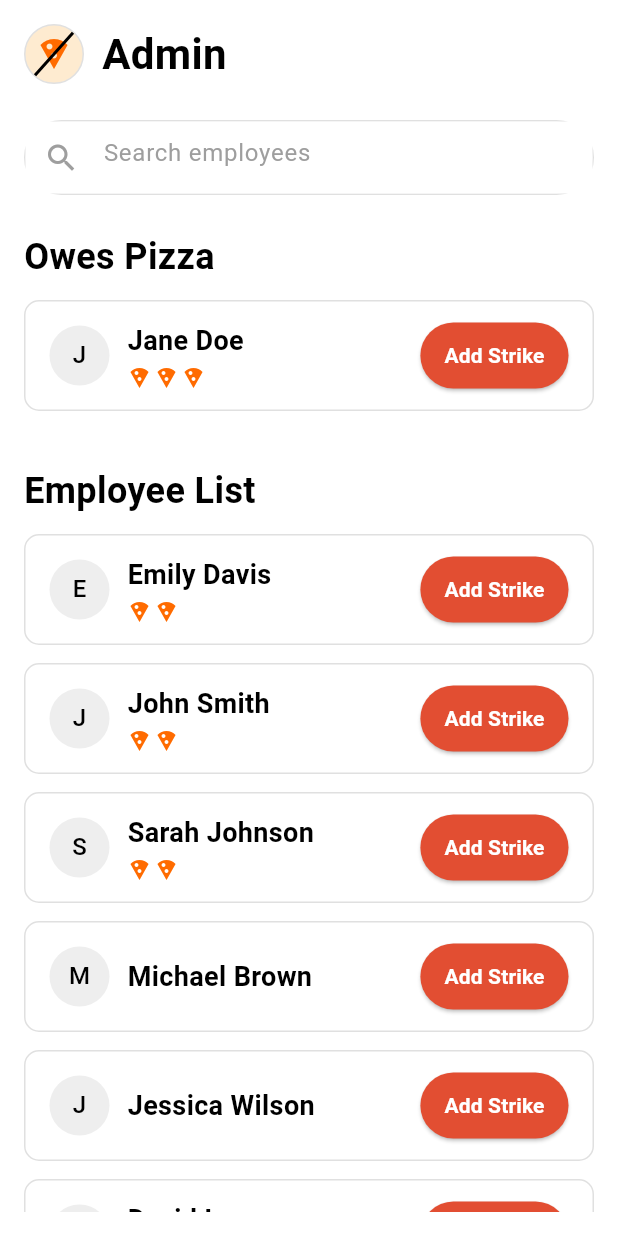
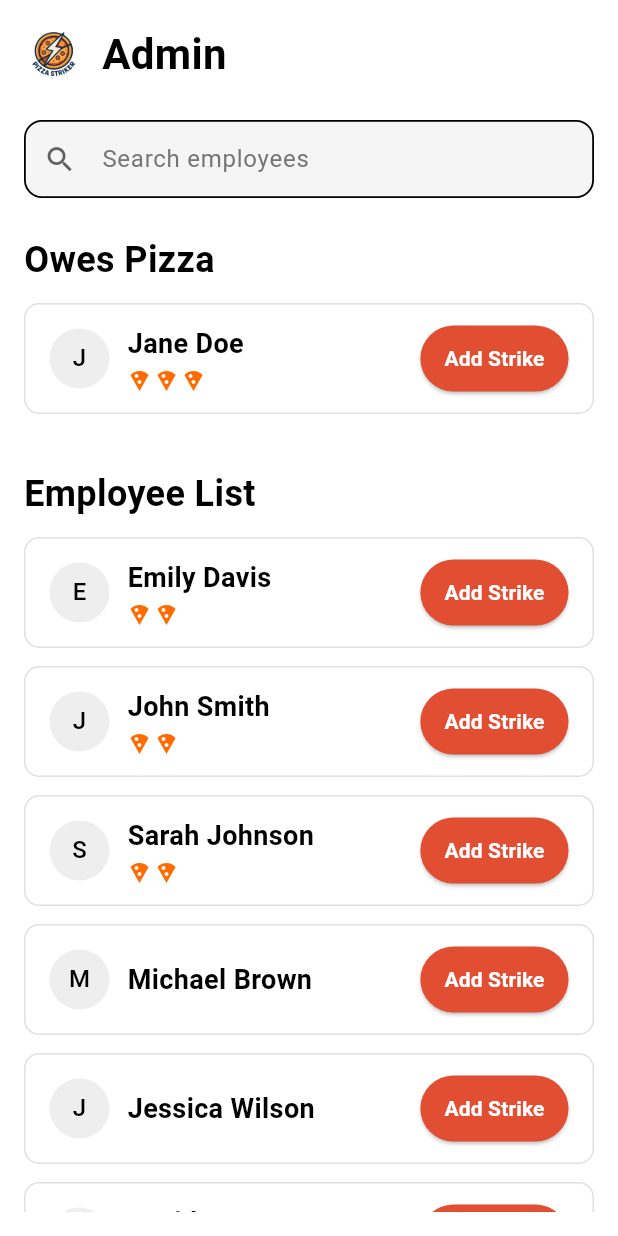
Before and after one commit to chiragdhunna/pizza_striker, a Flutter app: the AdminScreen screen opened by its route, on a phone screen of 412 x 824 dp. Run offline on Flutter 3.47's test engine with Material 3 defaults, Android fonts, the light colour scheme and no system bars; our stand-ins replace bloc, dio, flutter_secure_storage, freezed_annotation, logger, pretty_dio_logger and 3 more; missing offline and left inert: dio_brotli_transformer, dio_smart_retry; accounts and stored records are empty; generated files the repository leaves out were written again.

Commit message:
fixing the search bar

```diff
--- a/lib/screens/admin_screen.dart
+++ b/lib/screens/admin_screen.dart
@@ -105,6 +105,18 @@ class _AdminScreenState extends State<AdminScreen> {
     final isDarkMode = theme.brightness == Brightness.dark;
 
     return Scaffold(
+      extendBodyBehindAppBar: true,
+      appBar: PreferredSize(
+        preferredSize:
+            const Size.fromHeight(0), // or try 1 if 0 causes layout issues
+        child: AppBar(
+          backgroundColor: isDarkMode ? Colors.transparent : Colors.white,
+          shadowColor: Colors.transparent, // eliminate elevation shadow
+          surfaceTintColor: Colors.transparent, // for Material 3 themes
+          elevation: 0, // no shadow
+          toolbarHeight: 0, // removes any toolbar render space
+        ),
+      ),
       backgroundColor: isDarkMode ? const Color(0xFF121212) : Colors.white,
       body: SafeArea(
         child: Padding(
@@ -180,66 +192,62 @@ class _AdminScreenState extends State<AdminScreen> {
   }
 
   Widget _buildLogo(bool isDarkMode) {
-    return Container(
+    return CircleAvatar(
+      radius: 20,
+      backgroundColor: const Color.fromARGB(0, 107, 107, 107),
+      child: Image.asset(
+        isDarkMode
+            ? 'assets/pizza_striker_logo_dark.png'
+            : 'assets/pizza_striker_logo_light.png',
         width: 40,
         height: 40,
-      decoration: BoxDecoration(
-        shape: BoxShape.circle,
-        color: isDarkMode ? const Color(0xFF252525) : const Color(0xFFFEEBD0),
-        border: Border.all(
-          color: isDarkMode ? Colors.transparent : Colors.grey.shade300,
-          width: 1,
-        ),
-      ),
-      child: Stack(
-        alignment: Alignment.center,
-        children: [
-          Icon(
-            Icons.local_pizza,
-            color: const Color(0xFFFF6B00),
-            size: 24,
-          ),
-          Transform.rotate(
-            angle: 2.3, // Approximately 135 degrees
-            child: Container(
-              width: 40,
-              height: 2,
-              color: isDarkMode ? Colors.white : Colors.black,
-            ),
-          ),
-        ],
       ),
     );
   }
 
   Widget _buildSearchBar(bool isDarkMode) {
-    return Container(
-      height: 50,
-      decoration: BoxDecoration(
-        color: isDarkMode ? const Color(0xFF1E1E1E) : Colors.grey.shade100,
-        borderRadius: BorderRadius.circular(50),
-        border: Border.all(
-          color: isDarkMode ? Colors.grey.shade800 : Colors.grey.shade300,
-          width: 1,
-        ),
-      ),
-      child: TextField(
+    return TextField(
       controller: searchController,
       onChanged: filterUsers,
       style: TextStyle(
         color: isDarkMode ? Colors.white : Colors.black,
+        fontSize: 16,
       ),
       decoration: InputDecoration(
+        filled: true,
+        fillColor:
+            isDarkMode ? const Color(0xFF1E2733) : const Color(0xFFF5F5F5),
         hintText: 'Search employees',
         hintStyle: TextStyle(
-            color: isDarkMode ? Colors.grey.shade400 : Colors.grey.shade500,
+          color: isDarkMode ? Colors.grey.shade400 : Colors.grey.shade600,
+          fontSize: 16,
         ),
         prefixIcon: Icon(
           Icons.search,
-            color: isDarkMode ? Colors.grey.shade400 : Colors.grey.shade500,
+          color: isDarkMode ? Colors.grey.shade400 : Colors.grey.shade700,
+          size: 22,
         ),
-          border: InputBorder.none,
-          contentPadding: const EdgeInsets.symmetric(vertical: 15),
+        contentPadding: const EdgeInsets.symmetric(vertical: 14),
+        enabledBorder: OutlineInputBorder(
+          borderRadius: BorderRadius.circular(12),
+          borderSide: BorderSide(
+            color: isDarkMode ? Colors.transparent : Colors.black,
+            width: 1.2,
+          ),
+        ),
+        focusedBorder: OutlineInputBorder(
+          borderRadius: BorderRadius.circular(12),
+          borderSide: BorderSide(
+            color: isDarkMode ? Colors.grey.shade500 : Colors.black,
+            width: 1.2,
+          ),
+        ),
+        border: OutlineInputBorder(
+          borderRadius: BorderRadius.circular(12),
+          borderSide: BorderSide(
+            color: isDarkMode ? Colors.transparent : Colors.black,
+            width: 1.2,
+          ),
         ),
       ),
     );
@@ -336,6 +344,7 @@ class _AdminScreenState extends State<AdminScreen> {
               ),
 
               // Add Strike button
+
               ElevatedButton(
                 onPressed: () => addStrike(UserNewModel),
                 style: ElevatedButton.styleFrom(
```
Lines whose indentation alone changed are shown as unchanged.
